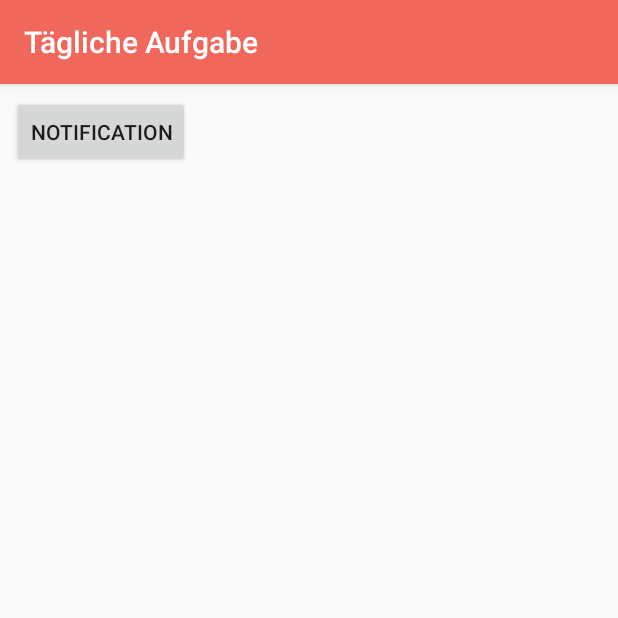
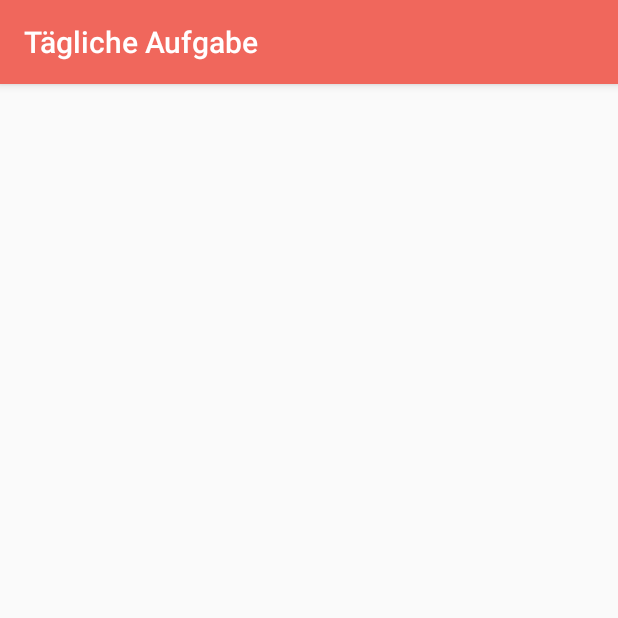
Before and after one commit to StefanSator/zapp-brealth, an Android app: the BrainDailyMenu screen opened directly, with no data from a screen before it, on a phone screen of 412 x 824 dp, the top half of it. Run offline under Robolectric (Android 15) with nearby library versions, the phone set to English and light mode, and no system bars.

Commit message:
Automatic daily notification implemented

```diff
--- a/app/src/main/AndroidManifest.xml
+++ b/app/src/main/AndroidManifest.xml
@@ -55,6 +55,7 @@
         <activity android:name=".FarbenEasyMode" android:label="Farben Easy Mode"></activity>
         <activity android:name=".FarbenHardMode" android:label="Farben Hard Mode"></activity>
         <activity android:name=".FarbenEndscreen" android:label="Ergebnis"></activity>
+        <receiver android:name=".AlarmReceiver" android:enabled="true" android:process=":remote" />
 
     </application>
 
--- a/app/src/main/java/com/example/stefansator/brealth/BrainDailyMenu.java
+++ b/app/src/main/java/com/example/stefansator/brealth/BrainDailyMenu.java
@@ -1,12 +1,12 @@
 package com.example.stefansator.brealth;
 
-import android.app.NotificationManager;
+import android.app.AlarmManager;
 import android.app.PendingIntent;
 import android.content.Intent;
 import android.os.Bundle;
-import android.support.v4.app.NotificationCompat;
 import android.support.v7.app.AppCompatActivity;
-import android.view.View;
+
+import java.util.Calendar;
 
 /**
  * Created by stefansator on 25.05.18.
@@ -17,23 +17,15 @@ public class BrainDailyMenu extends AppCompatActivity {
     protected void onCreate(Bundle savedInstanceState) {
         super.onCreate(savedInstanceState);
         setContentView(R.layout.activity_braindailymenu);
-    }
 
-    public void sendNotification(View view) {
-        Notifi("Hallo dies ist eine Benachrichtigung");
-    }
-
-    public void Notifi(String Nachricht) {
-        final Intent notificationIntent = new Intent(BrainDailyMenu.this, BrainDailyMenu.class);
-        final PendingIntent pendingIntent = PendingIntent.getActivity(BrainDailyMenu.this, 0, notificationIntent, 0);
-        NotificationCompat.Builder mBuilder = new NotificationCompat.Builder(BrainDailyMenu.this);
-        mBuilder.setSmallIcon(R.drawable.ic_launcher_foreground);
-        mBuilder.setContentTitle("Brealth");
-        mBuilder.setContentIntent(pendingIntent);
-        mBuilder.setContentText(Nachricht);
-
-        NotificationManager mNotificationManager = (NotificationManager) BrainDailyMenu.this.getSystemService(BrainDailyMenu.this.NOTIFICATION_SERVICE);
-        mNotificationManager.notify(666, mBuilder.build());
+        Calendar calendar = Calendar.getInstance();
+        calendar.set(Calendar.HOUR_OF_DAY, 12);
+        calendar.set(Calendar.MINUTE, 15);
+        calendar.set(Calendar.SECOND, 0);
+        Intent notiIntent = new Intent(BrainDailyMenu.this, AlarmReceiver.class);
+        PendingIntent pendingIntent = PendingIntent.getBroadcast(BrainDailyMenu.this, 0, notiIntent, PendingIntent.FLAG_UPDATE_CURRENT);
+        AlarmManager alarmManager = (AlarmManager) BrainDailyMenu.this.getSystemService(BrainDailyMenu.this.ALARM_SERVICE);
+        alarmManager.setRepeating(AlarmManager.RTC_WAKEUP, calendar.getTimeInMillis(), AlarmManager.INTERVAL_DAY, pendingIntent);
 
     }
 }
--- a/app/src/main/res/layout/activity_braindailymenu.xml
+++ b/app/src/main/res/layout/activity_braindailymenu.xml
@@ -8,15 +8,4 @@
     android:layout_width="match_parent"
     android:layout_height="match_parent">
 
-    <Button
-        android:id="@+id/notifi_daily_button"
-        android:layout_width="wrap_content"
-        android:layout_height="wrap_content"
-        android:layout_marginStart="8dp"
-        android:layout_marginTop="8dp"
-        android:text="Notification"
-        android:onClick="sendNotification"
-        app:layout_constraintStart_toStartOf="parent"
-        app:layout_constraintTop_toTopOf="parent" />
-
 </android.support.constraint.ConstraintLayout>
```
Also changed, not shown: app/src/main/java/com/example/stefansator/brealth/AlarmReceiver.java (added, +39 -0 lines).
